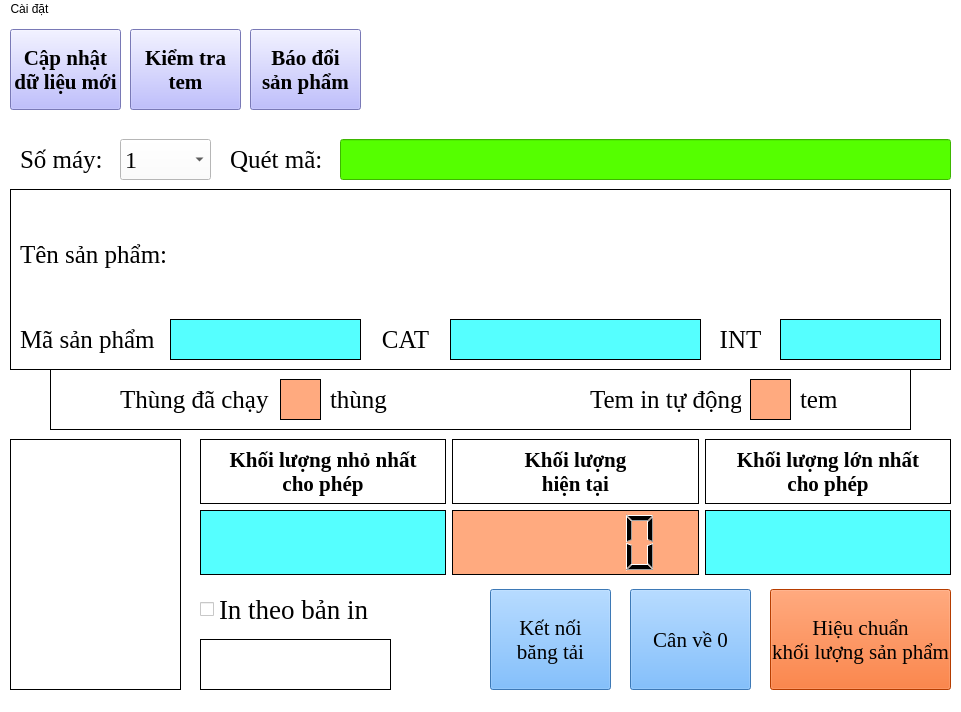
AlgosDuCouteau/Checkweigher, file qtdes/Main.ui: the form before one commit.
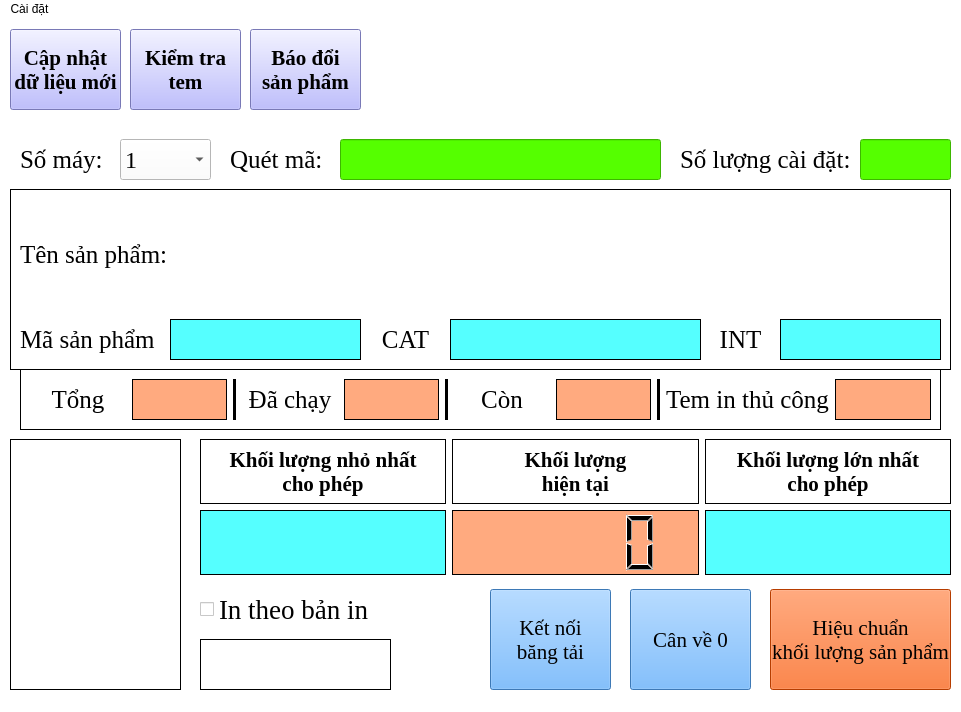
The form after the commit. Icons and pictures are not drawn.

The edit to the form file:
```diff
--- a/qtdes/Main.ui
+++ b/qtdes/Main.ui
@@ -230,7 +230,7 @@
      <rect>
       <x>340</x>
       <y>120</y>
-      <width>611</width>
+      <width>321</width>
       <height>41</height>
      </rect>
     </property>
@@ -609,33 +609,6 @@
        </property>
       </widget>
      </item>
-     <item row="1" column="2">
-      <widget class="QLabel" name="MaxWe">
-       <property name="font">
-        <font>
-         <family>Times New Roman</family>
-         <pointsize>20</pointsize>
-         <weight>50</weight>
-         <italic>false</italic>
-         <bold>false</bold>
-        </font>
-       </property>
-       <property name="styleSheet">
-        <string notr="true">color: rgb(0, 0, 0);
-background-color: rgb(85, 255, 255);
-font: 20pt &quot;Times New Roman&quot;;</string>
-       </property>
-       <property name="frameShape">
-        <enum>QFrame::Box</enum>
-       </property>
-       <property name="text">
-        <string/>
-       </property>
-       <property name="alignment">
-        <set>Qt::AlignCenter</set>
-       </property>
-      </widget>
-     </item>
      <item row="0" column="1">
       <widget class="QLabel" name="label_3">
        <property name="font">
@@ -658,6 +631,33 @@
        </property>
       </widget>
      </item>
+     <item row="1" column="0">
+      <widget class="QLabel" name="MinWe">
+       <property name="font">
+        <font>
+         <family>Times New Roman</family>
+         <pointsize>20</pointsize>
+         <weight>50</weight>
+         <italic>false</italic>
+         <bold>false</bold>
+        </font>
+       </property>
+       <property name="styleSheet">
+        <string notr="true">color: rgb(0, 0, 0);
+background-color: rgb(85, 255, 255);
+font: 20pt &quot;Times New Roman&quot;;</string>
+       </property>
+       <property name="frameShape">
+        <enum>QFrame::Box</enum>
+       </property>
+       <property name="text">
+        <string/>
+       </property>
+       <property name="alignment">
+        <set>Qt::AlignCenter</set>
+       </property>
+      </widget>
+     </item>
      <item row="0" column="0">
       <widget class="QLabel" name="label">
        <property name="font">
@@ -680,8 +680,8 @@
        </property>
       </widget>
      </item>
-     <item row="1" column="0">
-      <widget class="QLabel" name="MinWe">
+     <item row="1" column="2">
+      <widget class="QLabel" name="MaxWe">
        <property name="font">
         <font>
          <family>Times New Roman</family>
@@ -776,25 +776,6 @@
 băng tải</string>
     </property>
    </widget>
-   <widget class="QLabel" name="QuanBoxInfo">
-    <property name="geometry">
-     <rect>
-      <x>120</x>
-      <y>360</y>
-      <width>151</width>
-      <height>41</height>
-     </rect>
-    </property>
-    <property name="font">
-     <font>
-      <family>Times New Roman</family>
-      <pointsize>19</pointsize>
-     </font>
-    </property>
-    <property name="text">
-     <string>Thùng đã chạy</string>
-    </property>
-   </widget>
    <widget class="QLabel" name="label_4">
     <property name="geometry">
      <rect>
@@ -814,9 +795,9 @@
    <widget class="QLabel" name="label_5">
     <property name="geometry">
      <rect>
-      <x>50</x>
+      <x>20</x>
       <y>350</y>
-      <width>861</width>
+      <width>921</width>
       <height>61</height>
      </rect>
     </property>
@@ -827,58 +808,6 @@
      <string/>
     </property>
    </widget>
-   <widget class="QLabel" name="QuanBoxUnit">
-    <property name="geometry">
-     <rect>
-      <x>330</x>
-      <y>360</y>
-      <width>61</width>
-      <height>41</height>
-     </rect>
-    </property>
-    <property name="font">
-     <font>
-      <family>Times New Roman</family>
-      <pointsize>19</pointsize>
-     </font>
-    </property>
-    <property name="text">
-     <string>thùng</string>
-    </property>
-   </widget>
-   <widget class="QLabel" name="QuanBox">
-    <property name="enabled">
-     <bool>true</bool>
-    </property>
-    <property name="geometry">
-     <rect>
-      <x>280</x>
-      <y>360</y>
-      <width>41</width>
-      <height>41</height>
-     </rect>
-    </property>
-    <property name="font">
-     <font>
-      <family>Times New Roman</family>
-      <pointsize>20</pointsize>
-      <weight>75</weight>
-      <bold>true</bold>
-     </font>
-    </property>
-    <property name="styleSheet">
-     <string notr="true">background-color: rgb(255, 170, 127);</string>
-    </property>
-    <property name="frameShape">
-     <enum>QFrame::Box</enum>
-    </property>
-    <property name="text">
-     <string/>
-    </property>
-    <property name="alignment">
-     <set>Qt::AlignCenter</set>
-    </property>
-   </widget>
    <widget class="QPushButton" name="ShowStamp">
     <property name="geometry">
      <rect>
@@ -904,77 +833,6 @@
 tem</string>
     </property>
    </widget>
-   <widget class="QLabel" name="QuanStampAutoUnit">
-    <property name="geometry">
-     <rect>
-      <x>800</x>
-      <y>360</y>
-      <width>41</width>
-      <height>41</height>
-     </rect>
-    </property>
-    <property name="font">
-     <font>
-      <family>Times New Roman</family>
-      <pointsize>19</pointsize>
-     </font>
-    </property>
-    <property name="text">
-     <string>tem</string>
-    </property>
-   </widget>
-   <widget class="QLabel" name="QuanStampAutoInfo">
-    <property name="geometry">
-     <rect>
-      <x>590</x>
-      <y>360</y>
-      <width>151</width>
-      <height>41</height>
-     </rect>
-    </property>
-    <property name="font">
-     <font>
-      <family>Times New Roman</family>
-      <pointsize>19</pointsize>
-     </font>
-    </property>
-    <property name="text">
-     <string>Tem in tự động</string>
-    </property>
-   </widget>
-   <widget class="QLabel" name="QuanStampAuto">
-    <property name="enabled">
-     <bool>true</bool>
-    </property>
-    <property name="geometry">
-     <rect>
-      <x>750</x>
-      <y>360</y>
-      <width>41</width>
-      <height>41</height>
-     </rect>
-    </property>
-    <property name="font">
-     <font>
-      <family>Times New Roman</family>
-      <pointsize>20</pointsize>
-      <weight>75</weight>
-      <bold>true</bold>
-     </font>
-    </property>
-    <property name="styleSheet">
-     <string notr="true">background-color: rgb(255, 170, 127);</string>
-    </property>
-    <property name="frameShape">
-     <enum>QFrame::Box</enum>
-    </property>
-    <property name="text">
-     <string/>
-    </property>
-    <property name="alignment">
-     <set>Qt::AlignCenter</set>
-    </property>
-   </widget>
    <widget class="QPushButton" name="ChangePd">
     <property name="geometry">
      <rect>
@@ -1000,6 +858,272 @@
 sản phẩm</string>
     </property>
    </widget>
+   <widget class="QLabel" name="SoLuongCaiDat">
+    <property name="geometry">
+     <rect>
+      <x>680</x>
+      <y>120</y>
+      <width>171</width>
+      <height>41</height>
+     </rect>
+    </property>
+    <property name="font">
+     <font>
+      <family>Times New Roman</family>
+      <pointsize>19</pointsize>
+     </font>
+    </property>
+    <property name="text">
+     <string>Số lượng cài đặt:</string>
+    </property>
+   </widget>
+   <widget class="QLineEdit" name="QuanInput">
+    <property name="geometry">
+     <rect>
+      <x>860</x>
+      <y>120</y>
+      <width>91</width>
+      <height>41</height>
+     </rect>
+    </property>
+    <property name="font">
+     <font>
+      <family>Times New Roman</family>
+      <pointsize>20</pointsize>
+      <weight>75</weight>
+      <bold>true</bold>
+     </font>
+    </property>
+    <property name="autoFillBackground">
+     <bool>false</bool>
+    </property>
+    <property name="styleSheet">
+     <string notr="true">background-color: rgb(85, 255, 0);</string>
+    </property>
+   </widget>
+   <widget class="QWidget" name="horizontalLayoutWidget">
+    <property name="geometry">
+     <rect>
+      <x>30</x>
+      <y>360</y>
+      <width>901</width>
+      <height>41</height>
+     </rect>
+    </property>
+    <layout class="QHBoxLayout" name="horizontalLayout">
+     <item>
+      <widget class="QLabel" name="QuanBoxInfo_3">
+       <property name="font">
+        <font>
+         <family>Times New Roman</family>
+         <pointsize>19</pointsize>
+        </font>
+       </property>
+       <property name="text">
+        <string>Tổng</string>
+       </property>
+       <property name="alignment">
+        <set>Qt::AlignCenter</set>
+       </property>
+      </widget>
+     </item>
+     <item>
+      <widget class="QLabel" name="QuanBoxTotal">
+       <property name="enabled">
+        <bool>true</bool>
+       </property>
+       <property name="font">
+        <font>
+         <family>Times New Roman</family>
+         <pointsize>20</pointsize>
+         <weight>75</weight>
+         <bold>true</bold>
+        </font>
+       </property>
+       <property name="styleSheet">
+        <string notr="true">background-color: rgb(255, 170, 127);</string>
+       </property>
+       <property name="frameShape">
+        <enum>QFrame::Box</enum>
+       </property>
+       <property name="text">
+        <string/>
+       </property>
+       <property name="alignment">
+        <set>Qt::AlignCenter</set>
+       </property>
+      </widget>
+     </item>
+     <item>
+      <widget class="Line" name="line">
+       <property name="frameShadow">
+        <enum>QFrame::Plain</enum>
+       </property>
+       <property name="lineWidth">
+        <number>5</number>
+       </property>
+       <property name="orientation">
+        <enum>Qt::Vertical</enum>
+       </property>
+      </widget>
+     </item>
+     <item>
+      <widget class="QLabel" name="QuanBoxInfo">
+       <property name="font">
+        <font>
+         <family>Times New Roman</family>
+         <pointsize>19</pointsize>
+        </font>
+       </property>
+       <property name="text">
+        <string>Đã chạy</string>
+       </property>
+       <property name="alignment">
+        <set>Qt::AlignCenter</set>
+       </property>
+      </widget>
+     </item>
+     <item>
+      <widget class="QLabel" name="QuanBox">
+       <property name="enabled">
+        <bool>true</bool>
+       </property>
+       <property name="font">
+        <font>
+         <family>Times New Roman</family>
+         <pointsize>20</pointsize>
+         <weight>75</weight>
+         <bold>true</bold>
+        </font>
+       </property>
+       <property name="styleSheet">
+        <string notr="true">background-color: rgb(255, 170, 127);</string>
+       </property>
+       <property name="frameShape">
+        <enum>QFrame::Box</enum>
+       </property>
+       <property name="text">
+        <string/>
+       </property>
+       <property name="alignment">
+        <set>Qt::AlignCenter</set>
+       </property>
+      </widget>
+     </item>
+     <item>
+      <widget class="Line" name="line_2">
+       <property name="frameShadow">
+        <enum>QFrame::Plain</enum>
+       </property>
+       <property name="lineWidth">
+        <number>5</number>
+       </property>
+       <property name="orientation">
+        <enum>Qt::Vertical</enum>
+       </property>
+      </widget>
+     </item>
+     <item>
+      <widget class="QLabel" name="QuanBoxInfo_2">
+       <property name="font">
+        <font>
+         <family>Times New Roman</family>
+         <pointsize>19</pointsize>
+        </font>
+       </property>
+       <property name="text">
+        <string>Còn</string>
+       </property>
+       <property name="alignment">
+        <set>Qt::AlignCenter</set>
+       </property>
+      </widget>
+     </item>
+     <item>
+      <widget class="QLabel" name="QuanBoxLeft">
+       <property name="enabled">
+        <bool>true</bool>
+       </property>
+       <property name="font">
+        <font>
+         <family>Times New Roman</family>
+         <pointsize>20</pointsize>
+         <weight>75</weight>
+         <bold>true</bold>
+        </font>
+       </property>
+       <property name="styleSheet">
+        <string notr="true">background-color: rgb(255, 170, 127);</string>
+       </property>
+       <property name="frameShape">
+        <enum>QFrame::Box</enum>
+       </property>
+       <property name="text">
+        <string/>
+       </property>
+       <property name="alignment">
+        <set>Qt::AlignCenter</set>
+       </property>
+      </widget>
+     </item>
+     <item>
+      <widget class="Line" name="line_3">
+       <property name="frameShadow">
+        <enum>QFrame::Plain</enum>
+       </property>
+       <property name="lineWidth">
+        <number>5</number>
+       </property>
+       <property name="orientation">
+        <enum>Qt::Vertical</enum>
+       </property>
+      </widget>
+     </item>
+     <item>
+      <widget class="QLabel" name="QuanStampManualInfo">
+       <property name="font">
+        <font>
+         <family>Times New Roman</family>
+         <pointsize>19</pointsize>
+        </font>
+       </property>
+       <property name="text">
+        <string>Tem in thủ công</string>
+       </property>
+       <property name="alignment">
+        <set>Qt::AlignCenter</set>
+       </property>
+      </widget>
+     </item>
+     <item>
+      <widget class="QLabel" name="QuanStampManual">
+       <property name="enabled">
+        <bool>true</bool>
+       </property>
+       <property name="font">
+        <font>
+         <family>Times New Roman</family>
+         <pointsize>20</pointsize>
+         <weight>75</weight>
+         <bold>true</bold>
+        </font>
+       </property>
+       <property name="styleSheet">
+        <string notr="true">background-color: rgb(255, 170, 127);</string>
+       </property>
+       <property name="frameShape">
+        <enum>QFrame::Box</enum>
+       </property>
+       <property name="text">
+        <string/>
+       </property>
+       <property name="alignment">
+        <set>Qt::AlignCenter</set>
+       </property>
+      </widget>
+     </item>
+    </layout>
+   </widget>
    <zorder>label_5</zorder>
    <zorder>label_4</zorder>
    <zorder>Calib</zorder>
@@ -1023,14 +1147,11 @@
    <zorder>Calendar</zorder>
    <zorder>DD_MM_YY</zorder>
    <zorder>ArduinoCon</zorder>
-   <zorder>QuanBoxInfo</zorder>
-   <zorder>QuanBoxUnit</zorder>
-   <zorder>QuanBox</zorder>
    <zorder>ShowStamp</zorder>
-   <zorder>QuanStampAutoUnit</zorder>
-   <zorder>QuanStampAutoInfo</zorder>
-   <zorder>QuanStampAuto</zorder>
    <zorder>ChangePd</zorder>
+   <zorder>SoLuongCaiDat</zorder>
+   <zorder>QuanInput</zorder>
+   <zorder>horizontalLayoutWidget</zorder>
   </widget>
   <widget class="QMenuBar" name="menuBar">
    <property name="geometry">
```
